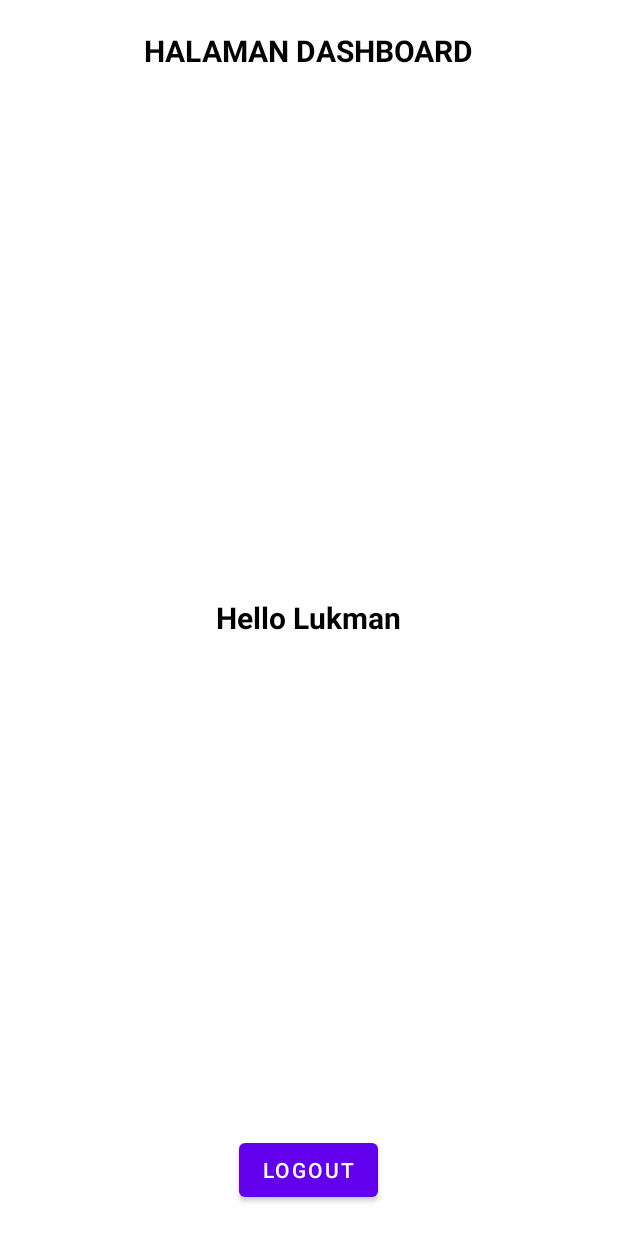
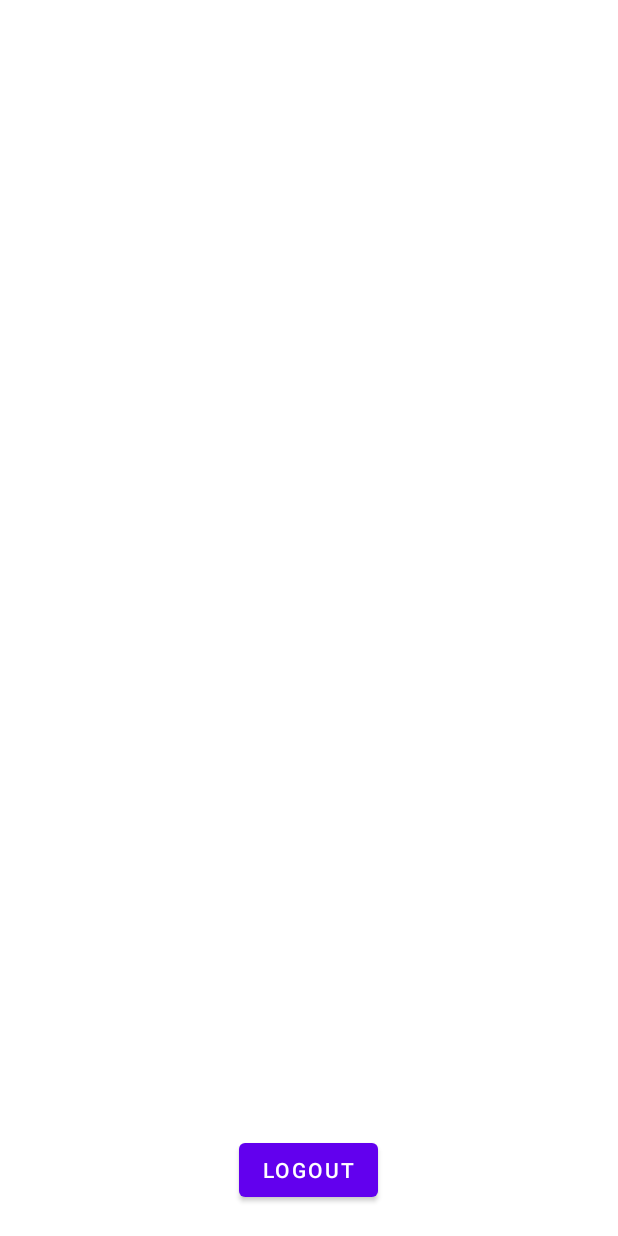
Before and after one commit to Lukmanhakim08/BelajarChapter4, an Android app: the layout activity_dashboard.xml on its own in the app's theme, with its tools: preview values and no code run, on a phone screen of 412 x 824 dp. Run offline under Robolectric (Android 15) with nearby library versions, the phone set to English and light mode, and no system bars.

Commit message:
pembaruan tugas

```diff
--- a/app/src/main/AndroidManifest.xml
+++ b/app/src/main/AndroidManifest.xml
@@ -11,9 +11,11 @@
         android:theme="@style/Theme.BelajarChapter4">
         <activity
             android:name=".PertemuanKeempat.TugasPertemuanKeempat.DashboardActivity"
+            android:label="Dashboard"
             android:exported="false" />
         <activity
             android:name=".PertemuanKeempat.TugasPertemuanKeempat.HalLoginActivity"
+            android:label="Login"
             android:exported="false" />
         <activity
             android:name=".PertemuanKeempat.MainSF2Activity"
--- a/app/src/main/java/com/example/belajarchapter4/PertemuanKeempat/TugasPertemuanKeempat/DashboardActivity.kt
+++ b/app/src/main/java/com/example/belajarchapter4/PertemuanKeempat/TugasPertemuanKeempat/DashboardActivity.kt
@@ -43,6 +43,7 @@ class DashboardActivity : AppCompatActivity() {
             custumdialog.btn_tidak.setOnClickListener {
                 startActivity(Intent(this, DashboardActivity::class.java))
                 Toast.makeText(this, "Tidak jadi logout", Toast.LENGTH_LONG).show()
+                finish()
             }
             ab.show()
         }
--- a/app/src/main/res/layout/activity_dashboard.xml
+++ b/app/src/main/res/layout/activity_dashboard.xml
@@ -8,26 +8,13 @@
     tools:context=".PertemuanKeempat.TugasPertemuanKeempat.DashboardActivity">
 
     <TextView
+        android:id="@+id/text_username"
         android:layout_width="wrap_content"
         android:layout_height="wrap_content"
-        android:text="HALAMAN DASHBOARD"
-        android:textSize="20dp"
+        android:textSize="30dp"
         android:textStyle="bold"
         android:textColor="@color/black"
         android:layout_centerHorizontal="true"
-        android:layout_marginTop="20dp"/>
-
-
-    <TextView
-        android:id="@+id/text_username"
-        android:layout_width="wrap_content"
-        android:layout_height="wrap_content"
-        android:text="Hello Lukman"
-        android:textSize="20dp"
-        android:textStyle="bold"
-        android:textColor="@color/black"
-        android:layout_centerHorizontal="true"
-        android:layout_centerInParent="true"
         android:layout_marginTop="20dp"/>
 
     <Button
```
